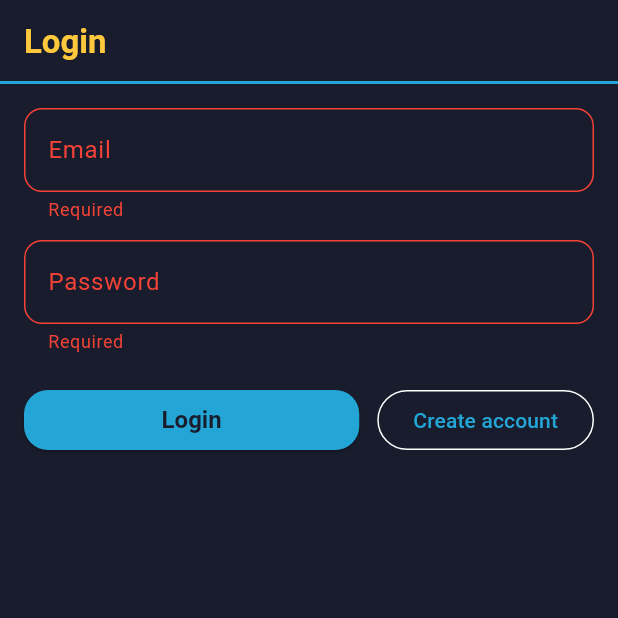
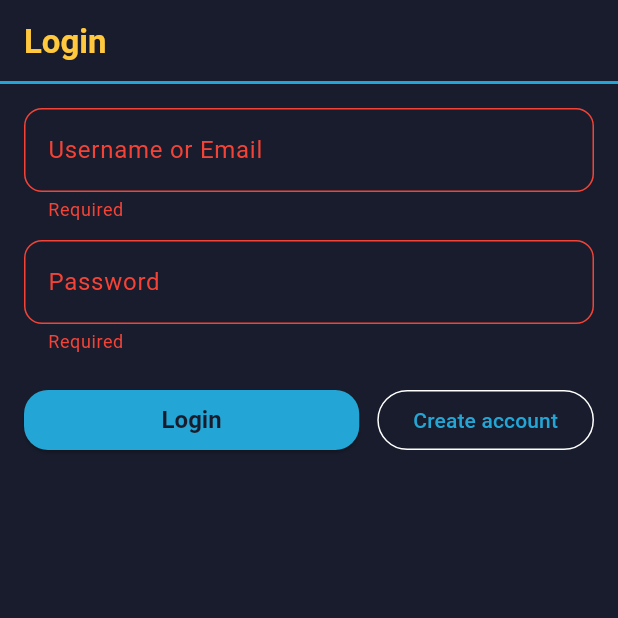
Before and after one commit to NoahBlodgett/CMIYC_SE305, a Flutter app: the screen it shows after launch, after a tap on "Login", on a phone screen of 412 x 824 dp, the top half of it. Run offline on Flutter 3.47's test engine with Material 3 defaults, Android fonts, the phone set to English and light mode, and no system bars; our stand-ins replace cloud_firestore, cloud_functions, firebase_auth, firebase_core, image_picker, permission_handler and 2 more; missing offline and left inert: firebase_app_check; accounts and stored records are empty.

Commit message:
Update login page to allow username or email for login; implement Firestore lookup for username to retrieve email.

```diff
--- a/frontend/cache_me_if_you_can/lib/features/auth/presentation/pages/login_page.dart
+++ b/frontend/cache_me_if_you_can/lib/features/auth/presentation/pages/login_page.dart
@@ -46,8 +46,7 @@ class _LoginPageState extends State<LoginPage> {
             children: [
               TextFormField(
                 controller: _emailCtrl,
-                keyboardType: TextInputType.emailAddress,
-                decoration: const InputDecoration(labelText: 'Email'),
+                decoration: const InputDecoration(labelText: 'Username or Email'),
                 validator: (v) => (v == null || v.trim().isEmpty) ? 'Required' : null,
               ),
               const SizedBox(height: 12),
@@ -70,8 +69,29 @@ class _LoginPageState extends State<LoginPage> {
                         if (!(_formKey.currentState?.validate() ?? false)) return;
                         setState(() => _submitting = true);
                         try {
+                          String loginInput = _emailCtrl.text.trim();
+                          String email = loginInput;
+                          if (!loginInput.contains('@')) {
+                            // Lookup email by username in Firestore
+                            final query = await FirebaseFirestore.instance
+                                .collection('users')
+                                .where('name', isEqualTo: loginInput)
+                                .limit(1)
+                                .get();
+                            if (query.docs.isEmpty) {
+                              throw FirebaseAuthException(
+                                  code: 'user-not-found',
+                                  message: 'No user found for that username');
+                            }
+                            email = query.docs.first['email'] ?? '';
+                            if (email.isEmpty) {
+                              throw FirebaseAuthException(
+                                  code: 'user-not-found',
+                                  message: 'No email found for that username');
+                            }
+                          }
                           await authRepository.signInWithEmail(
-                            _emailCtrl.text.trim(),
+                            email,
                             _passwordCtrl.text,
                           );
                           if (!mounted) return;
```
